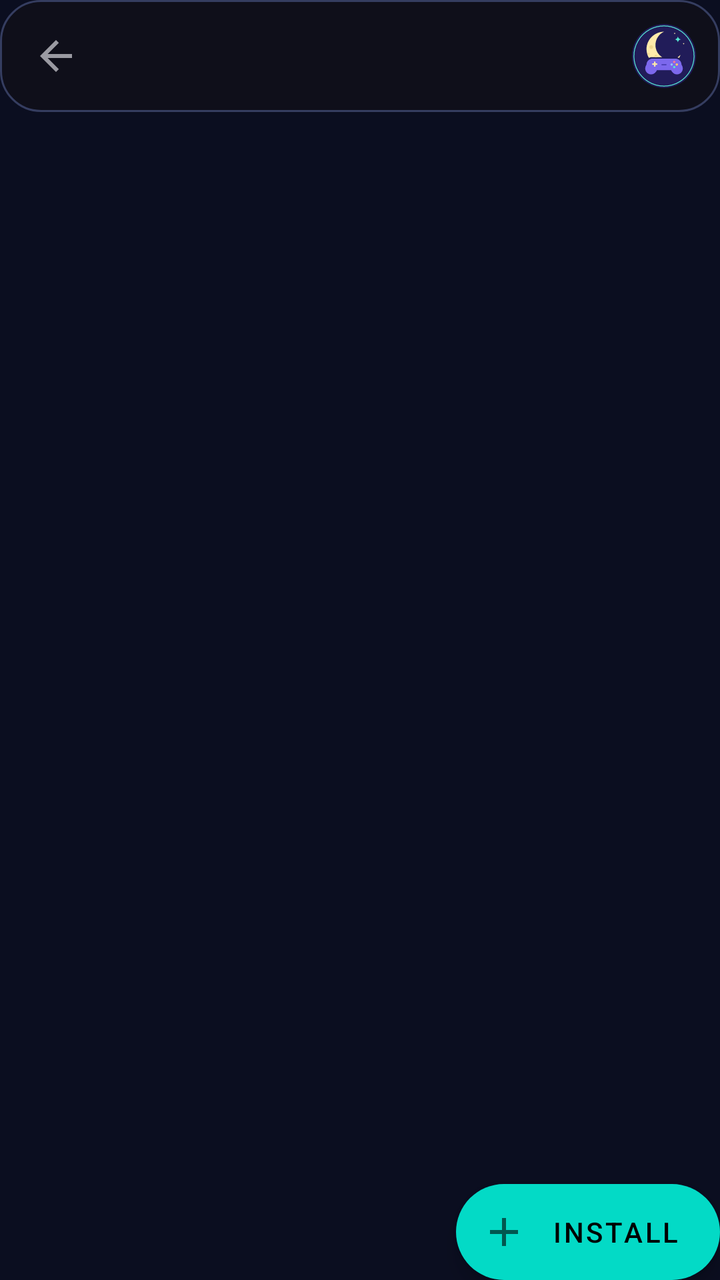
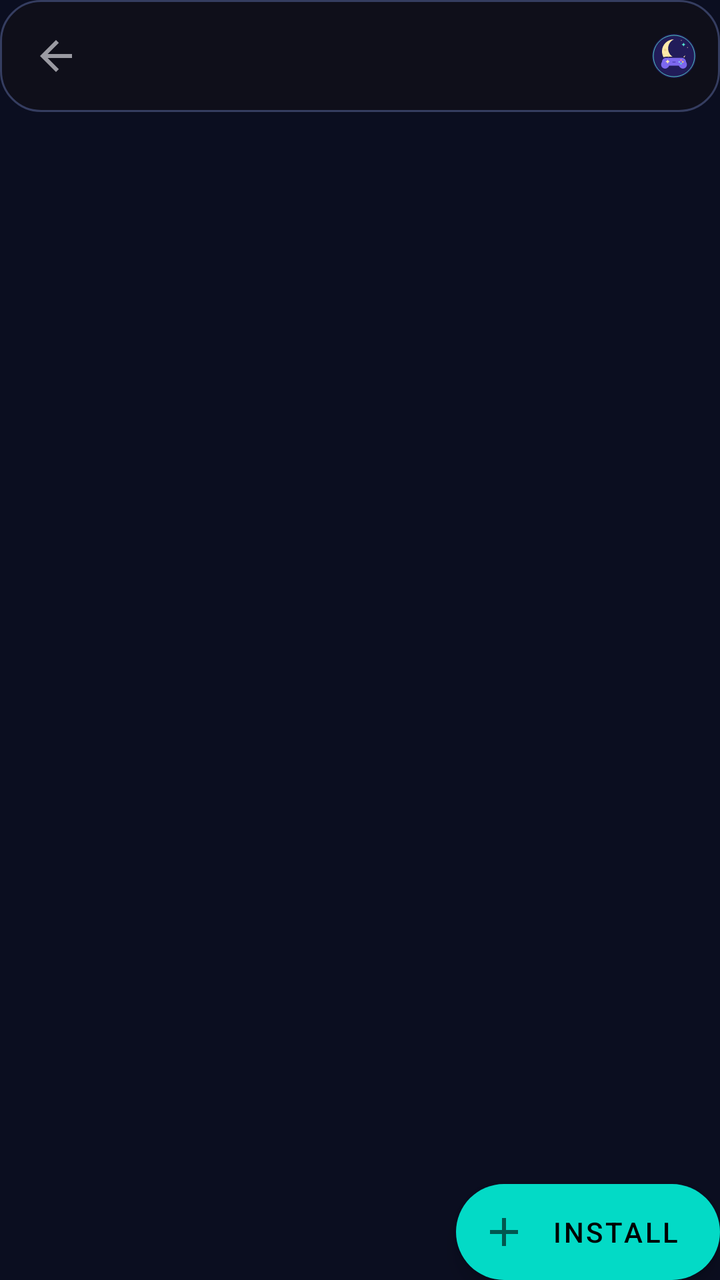

An Android layout rendered at two revisions. The XML below is the earlier revision; the diff shows what the commit changed to produce the second picture.
<!-- AndroidManifest.xml: fallback theme Theme.MaterialComponents.DayNight.NoActionBar -->
<!-- res/layout/fragment_addons.xml -->
<?xml version="1.0" encoding="utf-8"?>
<androidx.constraintlayout.widget.ConstraintLayout xmlns:android="http://schemas.android.com/apk/res/android"
    xmlns:app="http://schemas.android.com/apk/res-auto"
    android:id="@+id/coordinator_about"
    android:layout_width="match_parent"
    android:layout_height="match_parent"
    android:background="@drawable/moonwitch_background">

    <com.google.android.material.appbar.AppBarLayout
        android:id="@+id/appbar_addons"
        style="@style/Widget.Eden.TransparentTopAppBarLayout"
        android:layout_width="match_parent"
        android:layout_height="wrap_content"
        android:fitsSystemWindows="true"
        android:touchscreenBlocksFocus="false"
        app:layout_constraintEnd_toEndOf="parent"
        app:layout_constraintStart_toStartOf="parent"
        app:layout_constraintTop_toTopOf="parent">

        <com.google.android.material.appbar.MaterialToolbar
            android:id="@+id/toolbar_addons"
            style="@style/Widget.Eden.TransparentTopToolbar"
            android:layout_width="match_parent"
            android:layout_height="?attr/actionBarSize"
            android:touchscreenBlocksFocus="false"
            app:navigationIcon="@drawable/ic_back" ><ImageView android:layout_width="32dp" android:layout_height="32dp" android:layout_gravity="end" android:layout_marginEnd="12dp" android:src="@drawable/ic_moonwitch_mark" android:importantForAccessibility="no"/></com.google.android.material.appbar.MaterialToolbar>

    </com.google.android.material.appbar.AppBarLayout>

    <androidx.recyclerview.widget.RecyclerView
        android:id="@+id/list_addons"
        android:layout_width="match_parent"
        android:layout_height="0dp"
        android:clipToPadding="false"
        android:defaultFocusHighlightEnabled="false"
        android:nextFocusDown="@id/button_install"
        app:layout_behavior="@string/appbar_scrolling_view_behavior"
        app:layout_constraintBottom_toBottomOf="parent"
        app:layout_constraintEnd_toEndOf="parent"
        app:layout_constraintStart_toStartOf="parent"
        app:layout_constraintTop_toBottomOf="@+id/appbar_addons" />

    <com.google.android.material.floatingactionbutton.ExtendedFloatingActionButton
        android:id="@+id/button_install"
        android:layout_width="wrap_content"
        android:layout_height="wrap_content"
        android:layout_gravity="bottom|end"
        android:text="@string/install"
        app:icon="@drawable/ic_add"
        app:layout_constraintBottom_toBottomOf="parent"
        app:layout_constraintEnd_toEndOf="parent" />

</androidx.constraintlayout.widget.ConstraintLayout>
<!-- resources referenced by this layout -->
<resources>
  <!-- drawable ic_add (drawable) -->
  <vector xmlns:android="http://schemas.android.com/apk/res/android"
      android:width="24dp"
      android:height="24dp"
      android:viewportWidth="24"
      android:viewportHeight="24">
      <path
          android:fillColor="?attr/colorControlNormal"
          android:pathData="M19,13h-6v6h-2v-6H5v-2h6V5h2v6h6v2z" />
  </vector>
  <!-- drawable ic_back (drawable) -->
  <vector xmlns:android="http://schemas.android.com/apk/res/android"
      android:width="24dp"
      android:height="24dp"
      android:autoMirrored="true"
      android:viewportWidth="24"
      android:viewportHeight="24">
      <path
          android:fillColor="?attr/colorControlNormal"
          android:pathData="M20,11H7.83l5.59,-5.59L12,4l-8,8 8,8 1.41,-1.41L7.83,13H20v-2z" />
  </vector>
  <!-- drawable ic_moonwitch_mark: vector/xml drawable (drawable, 2291 chars, omitted) -->
  <!-- drawable moonwitch_background (drawable) -->
  <shape xmlns:android="http://schemas.android.com/apk/res/android"><solid android:color="@color/mw_reform_bg"/></shape>
  <string name="install">Install</string>
  <style name="Widget.Eden.TransparentTopAppBarLayout" parent="">
          <item name="android:background">@android:color/transparent</item>
          <item name="android:elevation">0dp</item>
          <item name="android:stateListAnimator">@null</item>
          <item name="elevation">0dp</item>
          <item name="liftOnScroll">false</item>
          <item name="statusBarForeground">@android:color/transparent</item>
      </style>
  <style name="Widget.Eden.TransparentTopToolbar" parent="">
          <item name="android:background">@drawable/mw_reformulation_toolbar_surface</item>
          <item name="android:elevation">0dp</item>
          <item name="backgroundTint">@android:color/transparent</item>
          <item name="titleTextColor">@color/mw_ui_text</item>
          <item name="subtitleTextColor">@color/mw_ui_text_2</item>
          <item name="navigationIconTint">@color/mw_ui_text</item>
      </style>
  <color name="mw_reform_bg">#0B0E20</color>
  <!-- drawable mw_reformulation_toolbar_surface (drawable) -->
  <?xml version="1.0" encoding="utf-8"?>
  <shape xmlns:android="http://schemas.android.com/apk/res/android" android:shape="rectangle"><solid android:color="#E610101A"/><corners android:radius="20dp"/><stroke android:width="1dp" android:color="@color/mw_ui_border"/></shape>
  <color name="mw_ui_text">#F7F6FC</color>
  <color name="mw_ui_text_2">#B7BED5</color>
  <color name="mw_ui_border">#353D60</color>
</resources>

<!-- the commit's change to res/layout/fragment_addons.xml (unified diff, before → after) -->
@@ -23,7 +23,7 @@
             android:layout_width="match_parent"
             android:layout_height="?attr/actionBarSize"
             android:touchscreenBlocksFocus="false"
-            app:navigationIcon="@drawable/ic_back" ><ImageView android:layout_width="32dp" android:layout_height="32dp" android:layout_gravity="end" android:layout_marginEnd="12dp" android:src="@drawable/ic_moonwitch_mark" android:importantForAccessibility="no"/></com.google.android.material.appbar.MaterialToolbar>
+            app:navigationIcon="@drawable/ic_back" ><ImageView android:layout_width="22dp" android:layout_height="22dp" android:layout_gravity="end" android:layout_marginEnd="12dp" android:src="@drawable/ic_moonwitch_mark" android:importantForAccessibility="no"/></com.google.android.material.appbar.MaterialToolbar>
 
     </com.google.android.material.appbar.AppBarLayout>
 
